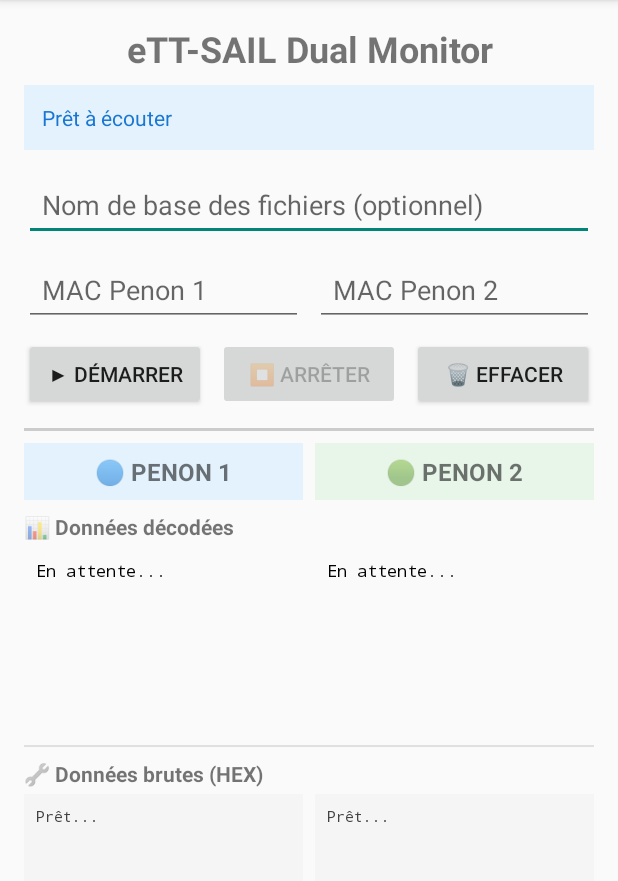
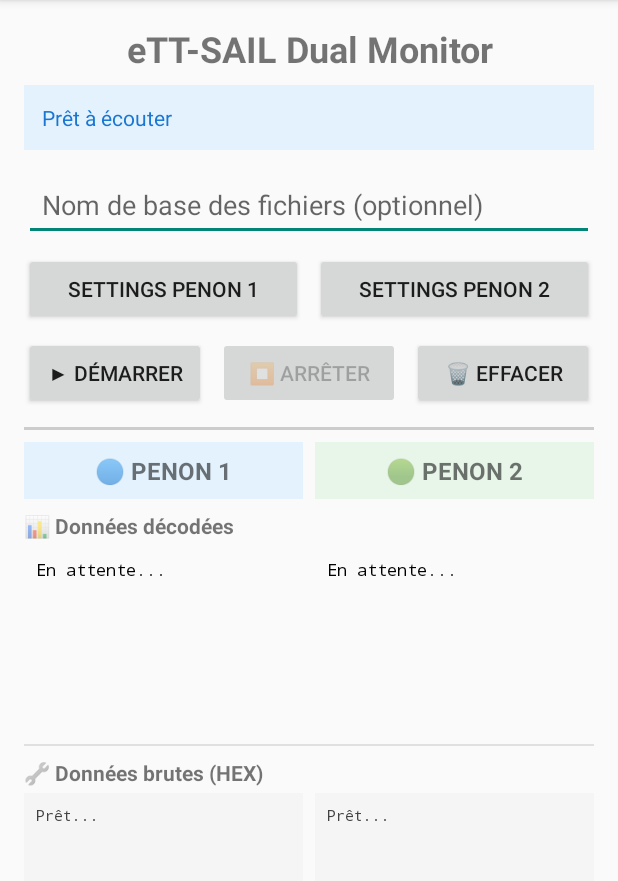
Before and after one commit to Pakoooooooooo/AppPenon, an Android app: the screen it shows after launch (MainActivity), on a phone screen of 412 x 824 dp, the part 84-965 px from its top. Run offline under Robolectric (Android 15) with nearby library versions, the phone set to English and light mode, and no system bars.

Commit message:
boutons settings

```diff
--- a/app/src/main/java/com/example/apppenon/MainActivity.kt
+++ b/app/src/main/java/com/example/apppenon/MainActivity.kt
@@ -17,9 +17,40 @@ class MainActivity : AppCompatActivity() {
     private lateinit var btnStopScan: Button
     private lateinit var btnClearData: Button
     lateinit var etFileName: android.widget.EditText
-    private lateinit var inputMacP1: android.widget.EditText
-    private lateinit var inputMacP2: android.widget.EditText
+    private lateinit var btnSetP1: Button
+    private lateinit var btnSetP2: Button
     private val PR = PenonReader(this)
+
+    private var devices = mutableListOf(
+        Penon(
+            penonName = "Penon1 (Babord)",
+            macAdress = "AA:BB:CC:DD:EE:01",
+            rssi = true,
+            rssiLow = -90,
+            rssiHigh = -20,
+            flowState = true,
+            flowStateLow = 500,
+            flowStateHigh = 800,
+            sDFlowState = true,
+            sDFlowStateLow = 100,
+            sDFlowStateHigh = 800,
+            detachedThresh = 100.0
+        ),
+        Penon(
+            penonName = "Penon2 (Tribord)",
+            macAdress = "AA:BB:CC:DD:EE:02",
+            rssi = true,
+            rssiLow = -90,
+            rssiHigh = -20,
+            flowState = true,
+            flowStateLow = 500,
+            flowStateHigh = 800,
+            sDFlowState = true,
+            sDFlowStateLow = 100,
+            sDFlowStateHigh = 800,
+            detachedThresh = 100.0
+        )
+    )
 
     // Variables pour l'enregistrement CSV - un fichier par penon
 
@@ -36,8 +67,8 @@ class MainActivity : AppCompatActivity() {
         btnStopScan = findViewById(R.id.btnStopScan)
         btnClearData = findViewById(R.id.btnClearData)
         etFileName = findViewById(R.id.etFileName)
-        inputMacP1 = findViewById(R.id.inputMacP1)
-        inputMacP2 = findViewById(R.id.inputMacP2)
+        btnSetP1 = findViewById(R.id.btnSetP1)
+        btnSetP2 = findViewById(R.id.btnSetP2)
 
         if (PR.bluetoothAdapter == null) {
             Toast.makeText(this, "Bluetooth non disponible", Toast.LENGTH_LONG).show()
@@ -48,8 +79,8 @@ class MainActivity : AppCompatActivity() {
         PR.requestBluetoothPermissions()
 
         btnStartScan.setOnClickListener {
-            PR.TARGET_MAC_ADDRESS1 = inputMacP1.text.toString().trim()
-            PR.TARGET_MAC_ADDRESS2 = inputMacP2.text.toString().trim()
+            PR.TARGET_MAC_ADDRESS1 = devices[0].macAdress
+            PR.TARGET_MAC_ADDRESS2 = devices[2].macAdress
 
             if (PR.TARGET_MAC_ADDRESS1.isEmpty() && PR.TARGET_MAC_ADDRESS2.isEmpty()) {
                 Toast.makeText(this, "Veuillez entrer au moins une adresse MAC", Toast.LENGTH_SHORT).show()
@@ -92,8 +123,8 @@ class MainActivity : AppCompatActivity() {
         btnStartScan.isEnabled = !PR.isScanning
         btnStopScan.isEnabled = PR.isScanning
         etFileName.isEnabled = !PR.isScanning
-        inputMacP1.isEnabled = !PR.isScanning
-        inputMacP2.isEnabled = !PR.isScanning
+        btnSetP1.isEnabled = !PR.isScanning
+        btnSetP2.isEnabled = !PR.isScanning
     }
 
     override fun onDestroy() {
--- a/app/src/main/res/layout/activity_main.xml
+++ b/app/src/main/res/layout/activity_main.xml
@@ -45,23 +45,21 @@
         android:orientation="horizontal"
         android:layout_marginBottom="8dp">
 
-        <EditText
-            android:id="@+id/inputMacP1"
+        <Button
+            android:id="@+id/btnSetP1"
             android:layout_width="0dp"
             android:layout_height="wrap_content"
             android:layout_weight="1"
-            android:hint="MAC Penon 1"
-            android:inputType="text"
+            android:text="Settings Penon 1"
             android:padding="12dp"
             android:layout_marginEnd="4dp" />
 
-        <EditText
-            android:id="@+id/inputMacP2"
+        <Button
+            android:id="@+id/btnSetP2"
             android:layout_width="0dp"
             android:layout_height="wrap_content"
             android:layout_weight="1"
-            android:hint="MAC Penon 2"
-            android:inputType="text"
+            android:text="Settings Penon 2"
             android:padding="12dp"
             android:layout_marginStart="4dp" />
     </LinearLayout>
```
